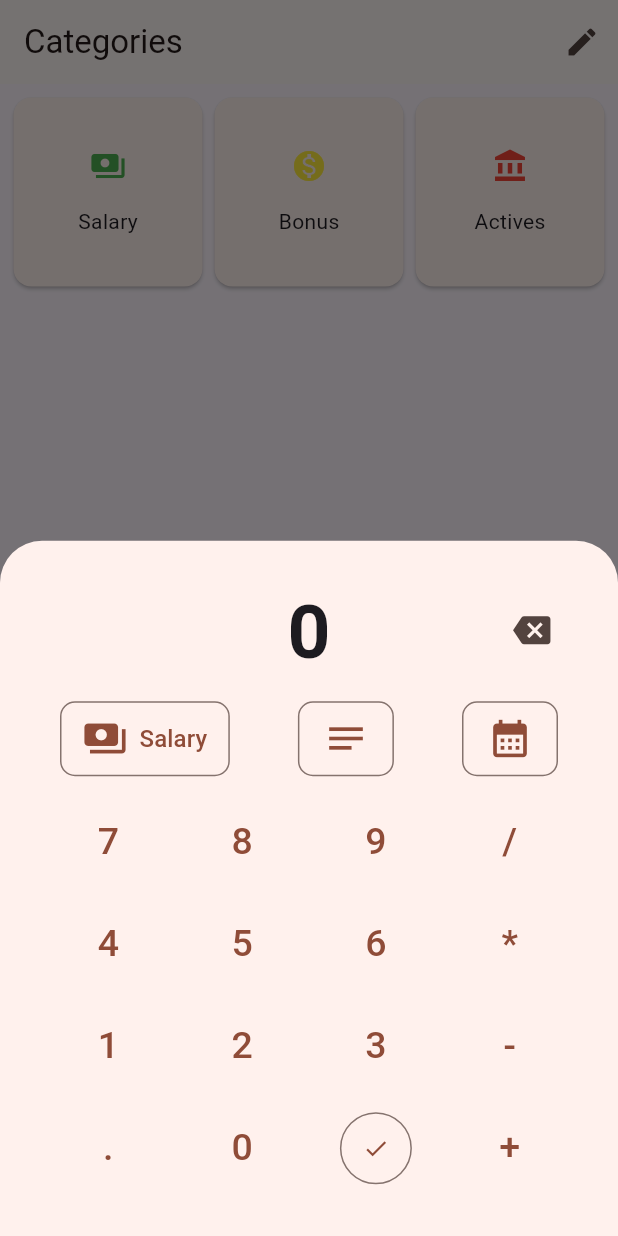
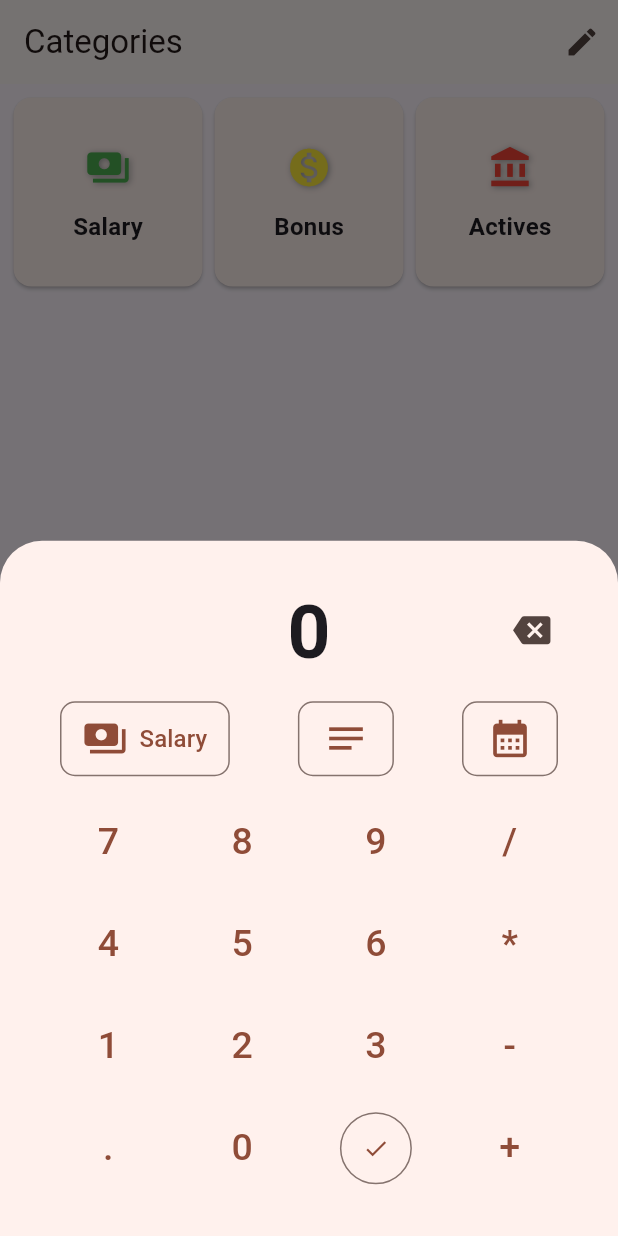
Before and after one commit to maingroon/expense-tracker, a Flutter app: the screen it shows after launch, after a tap on "Salary", on a phone screen of 412 x 824 dp. Run offline on Flutter 3.47's test engine with Material 3 defaults, Android fonts, the phone set to English and light mode, and no system bars; our stand-ins replace shared_preferences.

```diff
--- /dev/null
+++ b/devtools_options.yaml
@@ -0,0 +1 @@
+extensions:
--- a/lib/main.dart
+++ b/lib/main.dart
@@ -1,4 +1,5 @@
 import 'package:expense_tracker/constants/theme_constants.dart';
+import 'package:expense_tracker/screens/analytics/analytics_page.dart';
 import 'package:expense_tracker/services/theme_provider.dart';
 import 'package:expense_tracker/screens/categories/categories_page.dart';
 import 'package:expense_tracker/screens/transactions/transactions_page.dart';
@@ -35,6 +36,7 @@ class _PageContainerState extends State<PageContainer> {
   final List<Widget> _pages = const <Widget>[
     CategoriesPage(),
     TransactionsPage(),
+    AnalyticsPage(),
     SettingsPage(),
   ];
 
@@ -51,31 +53,35 @@ class _PageContainerState extends State<PageContainer> {
             darkTheme: kDarkTheme,
             themeMode: SettingsService.getThemeMode(),
             home: Scaffold(
-              bottomNavigationBar: BottomNavigationBar(
-                items: const [
-                  BottomNavigationBarItem(
-                    icon: Icon(Icons.label),
+              bottomNavigationBar: NavigationBar(
+                onDestinationSelected: (int index) {
+                  setState(() {
+                    _currentPageIndex = index;
+                  });
+                },
+                selectedIndex: _currentPageIndex,
+                destinations: const <Widget>[
+                  NavigationDestination(
+                    selectedIcon: Icon(Icons.category),
+                    icon: Icon(Icons.category_outlined),
                     label: 'Categories',
                   ),
-                  BottomNavigationBarItem(
-                    icon: Icon(Icons.format_list_bulleted),
+                  NavigationDestination(
+                    selectedIcon: Icon(Icons.format_list_bulleted),
+                    icon: Icon(Icons.format_list_bulleted_outlined),
                     label: 'Transactions',
                   ),
-                  BottomNavigationBarItem(
-                    icon: Icon(Icons.settings),
+                  NavigationDestination(
+                    selectedIcon: Icon(Icons.bar_chart),
+                    icon: Icon(Icons.bar_chart_outlined),
+                    label: 'Analytics',
+                  ),
+                  NavigationDestination(
+                    selectedIcon: Icon(Icons.settings),
+                    icon: Icon(Icons.settings_outlined),
                     label: 'Settings',
                   ),
                 ],
-                currentIndex: _currentPageIndex,
-                onTap: (value) {
-                  setState(() {
-                    _currentPageIndex = value;
-                  });
-                },
-                type: BottomNavigationBarType.fixed,
-                showSelectedLabels: true,
-                showUnselectedLabels: true,
-                enableFeedback: true,
               ),
               body: _pages[_currentPageIndex],
             ),
--- /dev/null
+++ b/lib/screens/analytics/analytics_page.dart
@@ -0,0 +1,17 @@
+import 'package:flutter/material.dart';
+
+class AnalyticsPage extends StatelessWidget {
+  const AnalyticsPage({super.key});
+
+  @override
+  Widget build(BuildContext context) {
+    return Scaffold(
+      appBar: AppBar(
+        title: const Text('Analytics'),
+      ),
+      body: const Center(
+        child: Text('Analytics Page'),
+      ),
+    );
+  }
+}
--- a/lib/screens/categories/categories_page.dart
+++ b/lib/screens/categories/categories_page.dart
@@ -3,6 +3,7 @@ import 'package:expense_tracker/models/transaction_model.dart';
 import 'package:expense_tracker/screens/transactions/widgets/save_transaction_widget.dart';
 import 'package:expense_tracker/services/transactions_service.dart';
 import 'package:flutter/material.dart';
+import 'package:flutter/widgets.dart';
 
 class CategoriesPage extends StatefulWidget {
   const CategoriesPage({super.key});
@@ -79,12 +80,31 @@ class _CategoriesPageState extends State<CategoriesPage> {
                 child: Column(
                   mainAxisAlignment: MainAxisAlignment.center,
                   children: [
-                    Icon(
-                      category.icon,
-                      color: category.color,
+                    Padding(
+                      padding: const EdgeInsets.symmetric(vertical: 8.0),
+                      child: Icon(
+                        category.icon,
+                        color: category.color,
+                        size: 30,
+                        shadows: const [
+                          Shadow(
+                            blurRadius: 5,
+                            color: Colors.grey,
+                            offset: Offset(1, 1),
+                          ),
+                        ],
+                      ),
                     ),
-                    const SizedBox(height: 15),
-                    Text(category.name),
+                    Padding(
+                      padding: const EdgeInsets.symmetric(vertical: 5),
+                      child: Text(
+                        category.name,
+                        style: const TextStyle(
+                          fontSize: 16,
+                          fontWeight: FontWeight.bold,
+                        ),
+                      ),
+                    ),
                   ],
                 ),
               ),
```
